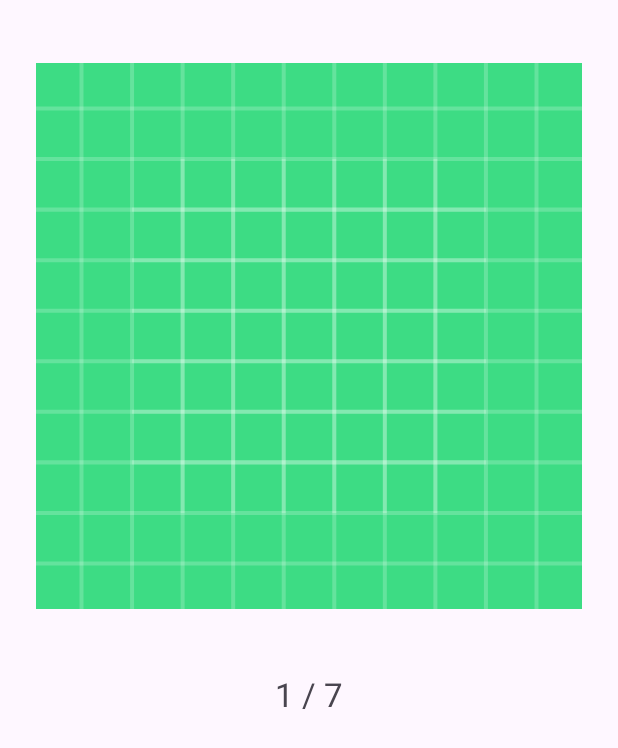
After one commit to JMGF01/ADFJMG1, an Android app: the layout perro_fragment.xml on its own in the app's theme, with its tools: preview values and no code run, on a phone screen of 412 x 824 dp. The commit adds this screen. Shown: the top 748 px of the screen. Run offline under Robolectric (Android 15) with nearby library versions, the phone set to English and light mode, and no system bars.

Commit message:
galería Perros & efectos slider transformer

```diff
--- /dev/null
+++ b/app/src/main/res/layout/perro_fragment.xml
@@ -0,0 +1,29 @@
+<?xml version="1.0" encoding="utf-8"?>
+<androidx.constraintlayout.widget.ConstraintLayout xmlns:android="http://schemas.android.com/apk/res/android"
+    xmlns:app="http://schemas.android.com/apk/res-auto"
+    xmlns:tools="http://schemas.android.com/tools"
+    android:layout_width="match_parent"
+    android:layout_height="match_parent">
+
+    <ImageView
+        android:id="@+id/fotoPerro"
+        android:layout_width="match_parent"
+        android:layout_height="400dp"
+        android:layout_margin="24dp"
+        app:layout_constraintEnd_toEndOf="parent"
+        app:layout_constraintStart_toStartOf="parent"
+        app:layout_constraintTop_toTopOf="parent"
+        app:srcCompat="@drawable/ic_launcher_background" />
+
+    <TextView
+        android:id="@+id/contador"
+        android:layout_width="wrap_content"
+        android:layout_height="wrap_content"
+        android:layout_marginTop="24dp"
+        android:text="1 / 7"
+        android:textSize="22sp"
+        app:layout_constraintEnd_toEndOf="parent"
+        app:layout_constraintStart_toStartOf="parent"
+        app:layout_constraintTop_toBottomOf="@+id/fotoPerro" />
+
+</androidx.constraintlayout.widget.ConstraintLayout>
```
Also changed, not shown: app/src/main/java/edu/adf/adfjmg1/perros/AdapterPerrosFragment.kt (added, +35 -0 lines), app/src/main/java/edu/adf/adfjmg1/perros/FotosPerroRetrofitHelper.kt (+12 -4 lines), app/src/main/java/edu/adf/adfjmg1/perros/FotosPerroService.kt (+5 -3 lines), app/src/main/java/edu/adf/adfjmg1/perros/GaleriaPerrosActivity.kt (+80 -15 lines), app/src/main/java/edu/adf/adfjmg1/perros/PerroFragment.kt (added, +37 -0 lines), app/src/main/res/layout/activity_galeria_perros.xml (+26 -1 lines).
